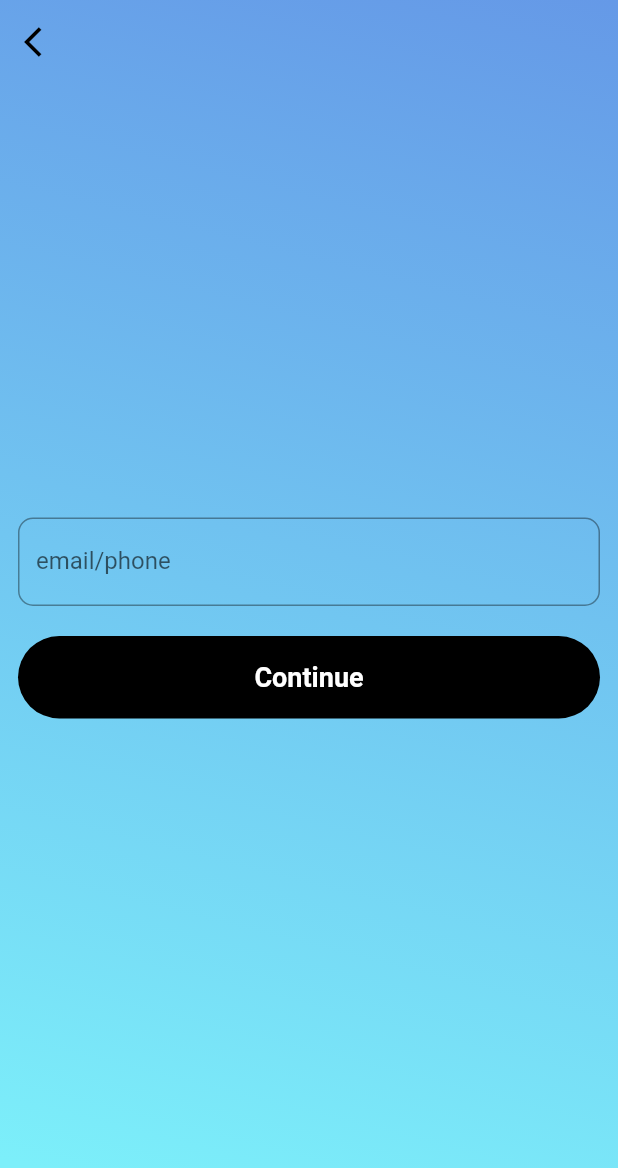
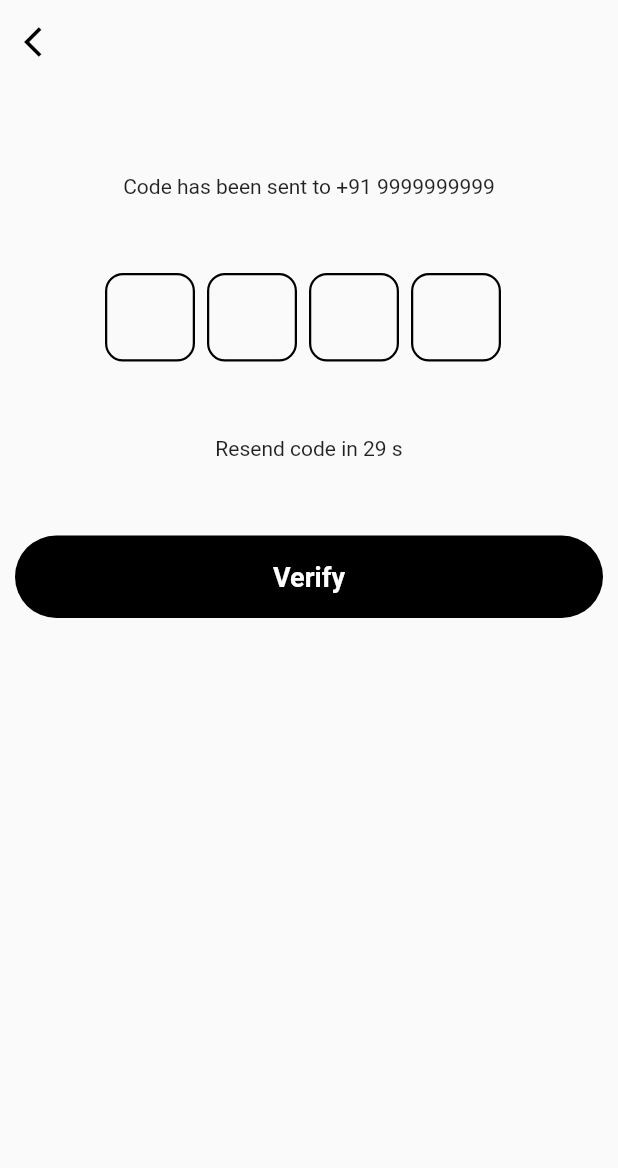
Before and after one commit to AlthafMjeelani/Quick-shop, a Flutter app: the ScreenForgrtPassword screen opened directly, after a tap on "Continue", on a phone screen of 412 x 824 dp. Shown: the top 1168 px of the screen. Run offline on Flutter 3.47's test engine with Material 2 defaults, Android fonts, the phone set to English and light mode, and no system bars; drawn by our look-alikes of flutter_otp_text_field; our stand-ins replace carousel_slider, google_fonts; missing offline and left inert: sign_button.

Commit message:
create home screen ui,and view all product ald in that page add in to a tabbar all men ,women and add make a product view page and forget password otp page

```diff
--- a/lib/core/constents.dart
+++ b/lib/core/constents.dart
@@ -8,6 +8,7 @@ class ConstentsItems {
   static const ksizedBoxW10 = SizedBox(width: 10);
   static const kBlackColor = Colors.black;
   static const kWhiteColor = Colors.white;
+  static const kWhiteBlue = Colors.blue;
   static const kTextBlack = TextStyle(color: Colors.black, fontSize: 18);
   static const kTextBlackLargeSize =
       TextStyle(color: Colors.black, fontSize: 20);
@@ -19,8 +20,8 @@ class ConstentsItems {
     begin: Alignment.topRight,
     end: Alignment.bottomCenter,
     colors: [
-      Color.fromARGB(255, 101, 153, 231),
-      Color.fromARGB(255, 124, 239, 250)
+      Colors.white,
+      Color.fromARGB(255, 255, 255, 255),
     ],
   );
   static const kTextBlack20Size =
--- a/lib/main.dart
+++ b/lib/main.dart
@@ -48,7 +48,7 @@ class MyApp extends StatelessWidget {
         theme: ThemeData(
           primarySwatch: Colors.blue,
         ),
-        home: const ScreenHome(),
+        home: const ScreenSplash(),
       ),
     );
   }
--- a/lib/screens/authentication/controller/screen_forgetpassword.dart
+++ b/lib/screens/authentication/controller/screen_forgetpassword.dart
@@ -1,11 +1,60 @@
+import 'dart:async';
+
+import 'package:ecommerse/screens/authentication/view/screen_forget_otp.dart';
 import 'package:ecommerse/screens/authentication/view/screen_login.dart';
-import 'package:flutter/cupertino.dart';
 import 'package:flutter/material.dart';
 
 class ScreenForgetPasswordProvider with ChangeNotifier {
   void navigatorForgetToLogin(context) {
-    Navigator.of(context).push(MaterialPageRoute(
+    Navigator.of(context).pushReplacement(MaterialPageRoute(
       builder: (context) => const ScreenLogin(),
     ));
   }
+
+  void navigatorForgetotpPop(context) {
+    Navigator.of(context).pop();
+  }
+
+  int timeRemaining = 30;
+  Timer? timer;
+  bool enableResend = false;
+
+  String code = '';
+
+  void setCode(String newCode) {
+    code = newCode;
+    notifyListeners();
+  }
+
+  void setResendVisibility(bool newValue) {
+    enableResend = newValue;
+    timeRemaining = 30;
+    notifyListeners();
+  }
+
+  void changeTimer() {
+    timer = Timer.periodic(const Duration(seconds: 1), (_) {
+      if (timeRemaining != 0) {
+        timeRemaining--;
+        notifyListeners();
+      } else {
+        enableResend = true;
+        notifyListeners();
+      }
+    });
+  }
+
+  void submitOtp(BuildContext context) async {
+    if (code.length != 4) {
+      return;
+    }
+    // await AppPopUps.showToast("Otp verified", AppColors.successColor);
+    Navigator.pop(context);
+  }
+
+  void navigatorForgetToOtp(context) {
+    Navigator.of(context).push(MaterialPageRoute(
+      builder: (context) => const ScreenOtp(),
+    ));
+  }
 }
--- /dev/null
+++ b/lib/screens/authentication/view/screen_forget_otp.dart
@@ -0,0 +1,106 @@
+import 'package:ecommerse/core/constents.dart';
+import 'package:ecommerse/screens/authentication/controller/screen_forgetpassword.dart';
+import 'package:ecommerse/widget/long_button_widget.dart';
+import 'package:flutter/material.dart';
+import 'package:flutter_otp_text_field/flutter_otp_text_field.dart';
+import 'package:provider/provider.dart';
+
+class ScreenOtp extends StatefulWidget {
+  const ScreenOtp({super.key});
+
+  @override
+  State<ScreenOtp> createState() => _ScreenOtpState();
+}
+
+class _ScreenOtpState extends State<ScreenOtp> {
+  late ScreenForgetPasswordProvider otpController;
+  @override
+  void initState() {
+    otpController =
+        Provider.of<ScreenForgetPasswordProvider>(context, listen: false);
+    otpController.changeTimer();
+    super.initState();
+  }
+
+  @override
+  void dispose() {
+    otpController.timer?.cancel();
+    super.dispose();
+  }
+
+  @override
+  Widget build(BuildContext context) {
+    return Scaffold(
+      extendBodyBehindAppBar: true,
+      appBar: AppBar(
+        backgroundColor: Colors.transparent,
+        elevation: 0,
+        leading: IconButton(
+          onPressed: () {
+            otpController.navigatorForgetotpPop(context);
+          },
+          icon: const Icon(
+            Icons.arrow_back_ios,
+            color: ConstentsItems.kBlackColor,
+          ),
+        ),
+      ),
+      body: SafeArea(
+        child: SingleChildScrollView(
+          child: Center(
+            child: Padding(
+              padding: EdgeInsets.all(10),
+              child: Column(
+                mainAxisAlignment: MainAxisAlignment.center,
+                children: [
+                  ConstentsItems.ksizedBox50,
+                  const Text("Code has been sent to +91 9999999999"),
+                  ConstentsItems.ksizedBox50,
+                  OtpTextField(
+                    numberOfFields: 4,
+                    showFieldAsBox: true,
+                    autoFocus: true,
+                    borderColor: ConstentsItems.kBlackColor,
+                    disabledBorderColor: ConstentsItems.kBlackColor,
+                    enabledBorderColor: ConstentsItems.kBlackColor,
+                    cursorColor: ConstentsItems.kBlackColor,
+                    focusedBorderColor: ConstentsItems.kWhiteBlue,
+                    borderWidth: 1.5,
+                    borderRadius: const BorderRadius.all(Radius.circular(12.0)),
+                    fieldWidth: 60.0,
+                    onSubmit: (String code) {
+                      otpController.setCode(code);
+                    },
+                  ),
+                  ConstentsItems.ksizedBox50,
+                  Consumer<ScreenForgetPasswordProvider>(
+                    builder: (BuildContext context, value, Widget? child) {
+                      return value.timeRemaining != 0
+                          ? Text("Resend code in ${value.timeRemaining} s")
+                          : TextButton(
+                              onPressed: () {
+                                value.setResendVisibility(false);
+                              },
+                              child: const Text(
+                                "Resend OTP",
+                                style: ConstentsItems.kTextsize16,
+                              ),
+                            );
+                    },
+                  ),
+                  ConstentsItems.ksizedBox50,
+                  LongButtonWidget(
+                    text: 'Verify',
+                    onTap: () {
+                      otpController.navigatorForgetToLogin(context);
+                    },
+                  ),
+                ],
+              ),
+            ),
+          ),
+        ),
+      ),
+    );
+  }
+}
--- a/lib/screens/authentication/view/screen_forgetpassword.dart
+++ b/lib/screens/authentication/view/screen_forgetpassword.dart
@@ -41,7 +41,9 @@ class ScreenForgrtPassword extends StatelessWidget {
               ConstentsItems.ksizedBox20,
               LongButtonWidget(
                 text: 'Continue',
-                onTap: () {},
+                onTap: () {
+                  data.navigatorForgetToOtp(context);
+                },
               ),
             ],
           ),
--- a/lib/screens/bottomnavigation/view/bottom_navigation.dart
+++ b/lib/screens/bottomnavigation/view/bottom_navigation.dart
@@ -1,4 +1,5 @@
 import 'package:ecommerse/core/bottomnavlist/bottom_nav_list.dart';
+import 'package:ecommerse/core/constents.dart';
 import 'package:ecommerse/screens/bottomnavigation/controller/bottom_nav_provider.dart';
 import 'package:flutter/material.dart';
 import 'package:provider/provider.dart';
@@ -15,7 +16,7 @@ class ScreenBottomNavbar extends StatelessWidget {
         return Scaffold(
           body: BottomNavPageList.screens[value.currentPageIndex],
           bottomNavigationBar: BottomNavigationBar(
-            backgroundColor: const Color.fromARGB(255, 124, 239, 250),
+            backgroundColor: const Color.fromARGB(255, 255, 255, 255),
             elevation: 0,
             selectedItemColor: const Color.fromARGB(255, 12, 133, 255),
             unselectedItemColor: const Color.fromARGB(255, 0, 0, 0),
--- a/lib/screens/home/widget/carousal_card_widget.dart
+++ b/lib/screens/home/widget/carousal_card_widget.dart
@@ -16,12 +16,12 @@ class CarouselCardWidget extends StatelessWidget {
           height: MediaQuery.of(context).size.height * 0.23,
           width: MediaQuery.of(context).size.width * 0.90,
           decoration: BoxDecoration(
-            color: Colors.black,
+            color: Colors.white,
             borderRadius: BorderRadius.circular(20),
             image: const DecorationImage(
               image: AssetImage('assets/images/shopping 1.webp'),
               fit: BoxFit.fill,
-              opacity: 0.6,
+              opacity: 0.7,
             ),
           ),
           child: const HomeCardWidget(),
--- a/pubspec.yaml
+++ b/pubspec.yaml
@@ -29,13 +29,14 @@ environment:
 # the latest version available on pub.dev. To see which dependencies have newer
 # versions available, run `flutter pub outdated`.
 dependencies:
+  carousel_slider: 4.1.1
   cupertino_icons: ^1.0.2
   flutter:
     sdk: flutter
+  flutter_otp_text_field: ^1.1.1
   google_fonts: 3.0.1
   provider: 6.0.4
   sign_button: ^2.0.2
-  carousel_slider: 4.1.1
 
 dev_dependencies:
   flutter_lints: ^2.0.0
```
Also changed, not shown: lib/screens/home/view/screen_home.dart (+14 -6 lines), lib/screens/productdetails/view/product_details_view.dart (added, +173 -0 lines), pubspec.lock.
